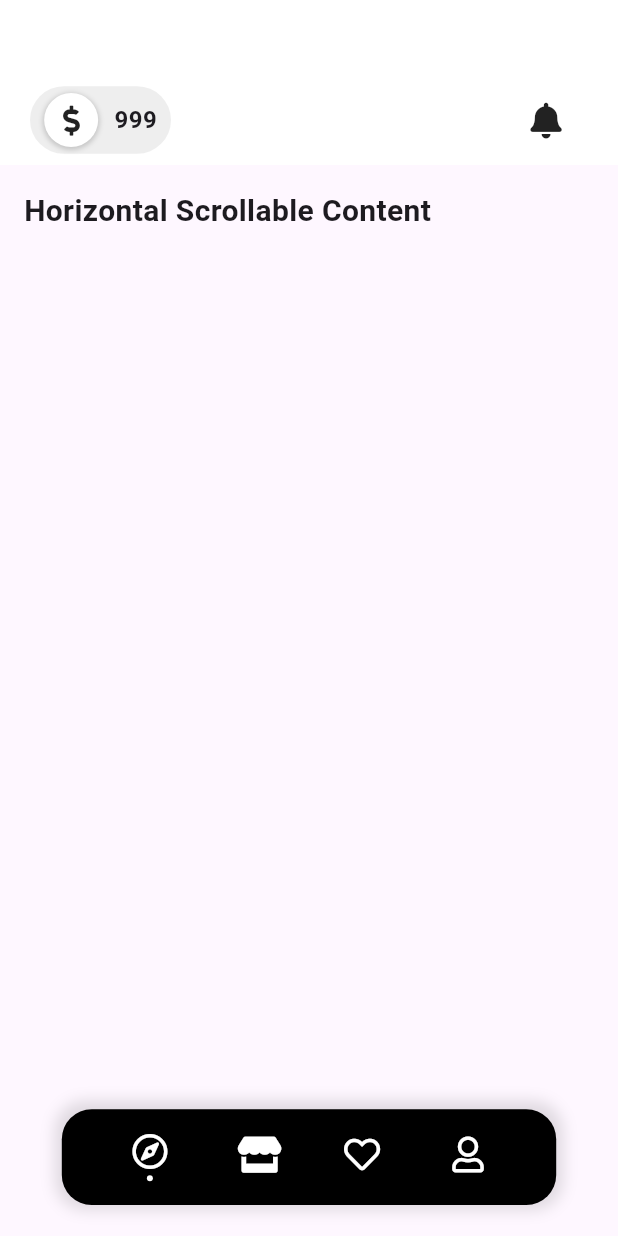
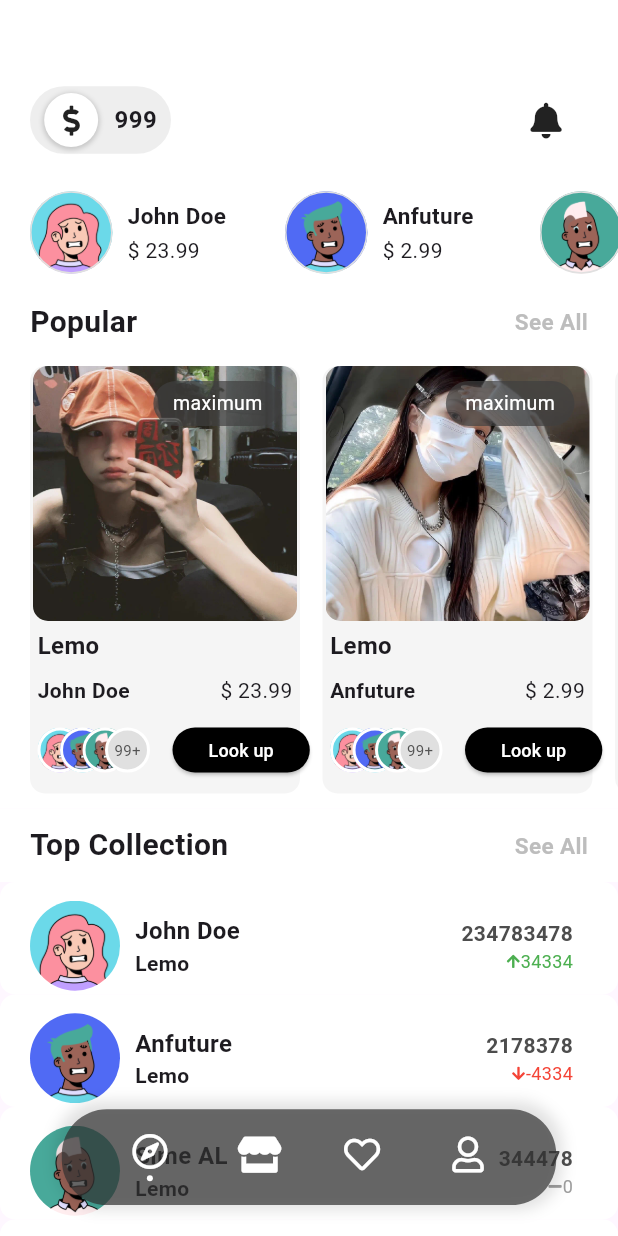
Before and after one commit to Figma-Design-Template/trendy_play-app, a Flutter app: the screen it shows after launch, on a phone screen of 412 x 824 dp. Run offline on Flutter 3.47's test engine with Material 2 defaults, Android fonts, the light colour scheme and no system bars; our stand-ins replace font_awesome_flutter.

Commit message:
feat: home

```diff
--- a/lib/data/data.dart
+++ b/lib/data/data.dart
@@ -25,6 +25,92 @@ List bottomBar = [
   ),
 ];
 
+List<Map<String, dynamic>> userData = [
+  {
+    'imgPath': 'assets/images/1.png',
+    'name': "John Doe",
+    'value': 23.99,
+    'isFav': false,
+  },
+  {
+    'imgPath': 'assets/images/2.png',
+    'name': "Anfuture",
+    'value': 2.99,
+    'isFav': false,
+  },
+  {
+    'imgPath': 'assets/images/3.png',
+    'name': "Sime AL",
+    'value': 223.99,
+    'isFav': false,
+  },
+  {
+    'imgPath': 'assets/images/4.png',
+    'name': "John Han",
+    'value': 23.99,
+    'isFav': false,
+  },
+  {
+    'imgPath': 'assets/images/5.png',
+    'name': "Jin Han",
+    'value': 123.99,
+    'isFav': false,
+  },
+];
+
+List<Map<String, dynamic>> popular = [
+  {
+    'avaImgPath': 'assets/images/1.png',
+    'imgPath': 'assets/images/example/popular1.png',
+    'name': "John Doe",
+    'description': 'Lemo ',
+    'value': 23.99,
+    'total': 234783478,
+    'change': 34334,
+    'isFav': false,
+  },
+  {
+    'avaImgPath': 'assets/images/2.png',
+    'imgPath': 'assets/images/example/popular2.png',
+    'name': "Anfuture",
+    'description': 'Lemo ',
+    'value': 2.99,
+    'total': 2178378,
+    'change': -4334,
+    'isFav': false,
+  },
+  {
+    'avaImgPath': 'assets/images/3.png',
+    'imgPath': 'assets/images/example/popular3.png',
+    'name': "Sime AL",
+    'description': 'Lemo',
+    'value': 223.99,
+    'total': 344478,
+    'change': 0,
+    'isFav': false,
+  },
+  {
+    'avaImgPath': 'assets/images/4.png',
+    'imgPath': 'assets/images/example/popular4.png',
+    'name': "John Han",
+    'description': 'Lemo ',
+    'value': 23.99,
+    'total': 87436,
+    'change': 3234,
+    'isFav': false,
+  },
+  {
+    'avaImgPath': 'assets/images/5.png',
+    'imgPath': 'assets/images/example/popular5.png',
+    'name': "Jin Han",
+    'description': 'Lemo ',
+    'value': 123.99,
+    'total': 4578,
+    'change': -99,
+    'isFav': false,
+  },
+];
+
 // Colors
 const kAvatarColor = Color(0xffffdbc9);
 const kPrimaryColor = Color(0xFFEEF7FF);
--- a/lib/layout/header.dart
+++ b/lib/layout/header.dart
@@ -15,7 +15,7 @@ class MySliverPersistentHeaderDelegate extends SliverPersistentHeaderDelegate {
           Container(
             width: 94,
             height: 45,
-            padding: EdgeInsets.all(4),
+            padding: const EdgeInsets.all(4),
             decoration: BoxDecoration(
               color: Colors.grey[200],
               borderRadius: BorderRadius.circular(50),
@@ -24,11 +24,11 @@ class MySliverPersistentHeaderDelegate extends SliverPersistentHeaderDelegate {
           ),
           Expanded(
             child: Container(
-              padding: EdgeInsets.all(16),
+              padding: const EdgeInsets.all(16),
             ),
           ),
           Container(
-            padding: EdgeInsets.all(16),
+            padding: const EdgeInsets.all(16),
             child: const Icon(
               FontAwesomeIcons.solidBell,
               size: 24,
--- a/lib/pages/home/home.dart
+++ b/lib/pages/home/home.dart
@@ -1,5 +1,9 @@
 import 'package:flutter/material.dart';
 import '../../layout/header.dart';
+import 'widget/home_user_recommend.dart';
+import '../../data/data.dart';
+import 'widget/popular_auctions.dart';
+import 'widget/top_collection.dart';
 
 class HomeWidget extends StatefulWidget {
   const HomeWidget({super.key});
@@ -19,13 +23,114 @@ class _HomeWidgetState extends State<HomeWidget> {
       ),
       SliverToBoxAdapter(
         child: Container(
-          padding: EdgeInsets.all(16),
-          child: const Text(
-            'Horizontal Scrollable Content',
-            style: TextStyle(fontSize: 20, fontWeight: FontWeight.bold),
+          padding: const EdgeInsets.only(top: 10),
+          height: 80,
+          color: Colors.white,
+          child: ListView.separated(
+            scrollDirection: Axis.horizontal,
+            itemCount: userData.length,
+            separatorBuilder: (context, index) =>
+                const SizedBox(width: 15), // Add a separator
+            itemBuilder: (context, index) {
+              return Home_user_recommend(
+                  index: index); // Pass the index parameter
+            },
           ),
         ),
       ),
+      SliverToBoxAdapter(
+        child: Container(
+          padding: const EdgeInsets.only(top: 10, bottom: 10),
+          color: Colors.white,
+          child: Column(
+            children: [
+              Row(
+                mainAxisAlignment: MainAxisAlignment.spaceBetween,
+                children: [
+                  Container(
+                    padding: const EdgeInsets.only(left: 20),
+                    child: const Text(
+                      'Popular',
+                      style: TextStyle(
+                        fontSize: 20,
+                        fontWeight: FontWeight.bold,
+                      ),
+                    ),
+                  ),
+                  Container(
+                    padding: const EdgeInsets.only(right: 20),
+                    child: Text(
+                      'See All',
+                      style: TextStyle(
+                        fontSize: 15,
+                        fontWeight: FontWeight.bold,
+                        color: Colors.grey[400],
+                      ),
+                    ),
+                  ),
+                ],
+              ),
+              Container(
+                padding: const EdgeInsets.only(top: 15),
+                height: 300,
+                child: ListView.separated(
+                  scrollDirection: Axis.horizontal,
+                  itemCount: popular.length,
+                  separatorBuilder: (context, index) =>
+                      const SizedBox(width: 15), // Add a separator
+                  itemBuilder: (context, index) {
+                    return PopularAuctions(
+                        index: index); // Pass the index parameter
+                  },
+                ),
+              ),
+            ],
+          ),
+        ),
+      ),
+      SliverToBoxAdapter(
+        child: Container(
+          padding: const EdgeInsets.only(top: 10, bottom: 10),
+          color: Colors.white,
+          child: Row(
+            mainAxisAlignment: MainAxisAlignment.spaceBetween,
+            children: [
+              Container(
+                padding: const EdgeInsets.only(left: 20),
+                child: const Text(
+                  'Top Collection',
+                  style: TextStyle(
+                    fontSize: 20,
+                    fontWeight: FontWeight.bold,
+                  ),
+                ),
+              ),
+              Container(
+                padding: const EdgeInsets.only(right: 20),
+                child: Text(
+                  'See All',
+                  style: TextStyle(
+                    fontSize: 15,
+                    fontWeight: FontWeight.bold,
+                    color: Colors.grey[400],
+                  ),
+                ),
+              ),
+            ],
+          ),
+        ),
+      ),
+      SliverList(
+        delegate: SliverChildBuilderDelegate(
+          (BuildContext context, int index) {
+            return TopCollection(index: index);
+          },
+          childCount: popular.length,
+        ),
+      ),
+      const SliverToBoxAdapter(
+        child: SizedBox(height: 100),
+      )
     ]));
   }
 }
--- /dev/null
+++ b/lib/pages/home/widget/home_user_recommend.dart
@@ -0,0 +1,60 @@
+import 'package:flutter/material.dart';
+import '../../../data/data.dart';
+
+class Home_user_recommend extends StatelessWidget {
+  const Home_user_recommend({
+    Key? key,
+    required this.index,
+  }) : super(key: key);
+
+  final int index;
+
+  @override
+  Widget build(BuildContext context) {
+    return Container(
+        child: Row(
+      children: [
+        Container(
+          width: 55,
+          height: 55,
+          margin: EdgeInsets.only(
+              left: index == 0 ? 20 : 0,
+              right: index == userData.length - 1 ? 20 : 0),
+          decoration: BoxDecoration(
+              borderRadius: BorderRadius.circular(30),
+              image: DecorationImage(
+                image: AssetImage(userData[index]['imgPath']),
+                fit: BoxFit.cover,
+              ),
+              border: Border.all(color: Colors.grey[300]!)),
+        ),
+        LayoutBuilder(
+          builder: (context, constraints) {
+            double maxWidth = constraints.maxWidth;
+            double contentWidth = maxWidth - 55 - 20 * 2 - 10;
+            double calculatedWidth = contentWidth.clamp(80.0, 100.0);
+
+            return Container(
+              width: calculatedWidth,
+              padding: const EdgeInsets.only(left: 10, top: 10, bottom: 10),
+              child: Column(
+                crossAxisAlignment: CrossAxisAlignment.start,
+                mainAxisAlignment: MainAxisAlignment.spaceEvenly,
+                children: [
+                  Text(
+                    userData[index]['name'],
+                    style: const TextStyle(
+                      fontSize: 15,
+                      fontWeight: FontWeight.bold,
+                    ),
+                  ),
+                  Text('\$ ${userData[index]['value']}'),
+                ],
+              ),
+            );
+          },
+        ),
+      ],
+    ));
+  }
+}
--- /dev/null
+++ b/lib/pages/home/widget/popular_auctions.dart
@@ -0,0 +1,221 @@
+import 'package:flutter/material.dart';
+import 'package:font_awesome_flutter/font_awesome_flutter.dart';
+import '../../../data/data.dart';
+
+class PopularAuctions extends StatefulWidget {
+  const PopularAuctions({super.key, required this.index});
+  final int index;
+
+  @override
+  State<PopularAuctions> createState() => _PopularAuctionsState();
+}
+
+class _PopularAuctionsState extends State<PopularAuctions> {
+  final double bgWidth = 30;
+
+  @override
+  Widget build(BuildContext context) {
+    return Container(
+      height: 250,
+      width: 180,
+      margin: EdgeInsets.only(
+          left: widget.index == 0 ? 20 : 0,
+          right: widget.index == userData.length - 1 ? 20 : 0),
+      decoration: BoxDecoration(
+          color: Colors.grey[100], borderRadius: BorderRadius.circular(10)),
+      child: Column(
+        children: [
+          Container(
+            height: 170,
+            width: 176,
+            decoration: BoxDecoration(
+              borderRadius: BorderRadius.circular(10),
+              image: DecorationImage(
+                image: AssetImage(popular[widget.index]['imgPath']),
+                fit: BoxFit.cover,
+              ),
+            ),
+            child: Stack(children: [
+              Positioned(
+                  top: 10,
+                  right: 10,
+                  child: Container(
+                    height: 30,
+                    alignment: Alignment.center,
+                    padding: const EdgeInsets.only(
+                        left: 13, right: 13, top: 5, bottom: 5),
+                    decoration: BoxDecoration(
+                      color: Color.fromARGB(255, 63, 63, 63).withOpacity(0.7),
+                      borderRadius: BorderRadius.circular(20),
+                    ),
+                    child: const Text(
+                      'maximum',
+                      style: TextStyle(fontSize: 13, color: Colors.white),
+                    ),
+                  ))
+            ]),
+          ),
+          Container(
+            padding: const EdgeInsets.only(top: 5, left: 5, right: 5),
+            alignment: Alignment.centerLeft,
+            child: Text(
+              popular[widget.index]['description'],
+              style: const TextStyle(
+                fontSize: 16,
+                fontWeight: FontWeight.bold,
+              ),
+            ),
+          ),
+          Container(
+            padding: const EdgeInsets.only(top: 8, left: 5, right: 5),
+            child: Row(
+              crossAxisAlignment: CrossAxisAlignment.start,
+              mainAxisAlignment: MainAxisAlignment.spaceBetween,
+              children: [
+                Text(
+                  popular[widget.index]['name'],
+                  style: const TextStyle(
+                    fontSize: 14,
+                    fontWeight: FontWeight.bold,
+                  ),
+                ),
+                Text('\$ ${popular[widget.index]['value']}'),
+              ],
+            ),
+          ),
+          SizedBox(height: 10),
+          _DescBtnWidget(context)
+        ],
+      ),
+    );
+  }
+
+  Container _DescBtnWidget(BuildContext context) {
+    return Container(
+        padding: const EdgeInsets.only(top: 5, left: 5, right: 5),
+        alignment: Alignment.centerLeft,
+        child: Row(
+          mainAxisAlignment: MainAxisAlignment.spaceBetween,
+          children: [
+            _ShowUser(context),
+            _LookCollectionBtn(context),
+          ],
+        ));
+  }
+
+  Container _ShowUser(BuildContext context) {
+    return Container(
+      height: bgWidth,
+      width: 90,
+      child: Stack(
+        children: [
+          Container(
+            height: bgWidth,
+            width: bgWidth,
+            decoration: BoxDecoration(
+              image: const DecorationImage(
+                image: AssetImage(
+                  'assets/images/1.png',
+                ),
+                fit: BoxFit.cover,
+              ),
+              border: Border.all(
+                color: Colors.white, // 边框颜色
+                width: 2.0, // 边框宽度
+              ),
+              borderRadius: BorderRadius.circular(20),
+            ),
+          ),
+          Positioned(
+              left: 15,
+              child: Container(
+                height: bgWidth,
+                width: bgWidth,
+                decoration: BoxDecoration(
+                  image: const DecorationImage(
+                    image: AssetImage(
+                      'assets/images/2.png',
+                    ),
+                    fit: BoxFit.cover,
+                  ),
+                  border: Border.all(
+                    color: Colors.white, // 边框颜色
+                    width: 2.0, // 边框宽度
+                  ),
+                  borderRadius: BorderRadius.circular(20),
+                ),
+              )),
+          Positioned(
+              left: 30,
+              child: Container(
+                height: bgWidth,
+                width: bgWidth,
+                decoration: BoxDecoration(
+                  image: const DecorationImage(
+                    image: AssetImage(
+                      'assets/images/3.png',
+                    ),
+                    fit: BoxFit.cover,
+                  ),
+                  border: Border.all(
+                    color: Colors.white, // 边框颜色
+                    width: 2.0, // 边框宽度
+                  ),
+                  borderRadius: BorderRadius.circular(20),
+                ),
+              )),
+          Positioned(
+            top: 0,
+            left: 45,
+            child: Container(
+              height: bgWidth,
+              width: bgWidth,
+              alignment: Alignment.center,
+              decoration: BoxDecoration(
+                color: Colors.grey[300],
+                borderRadius: BorderRadius.circular(20),
+                border: Border.all(
+                  color: Colors.white, // 边框颜色
+                  width: 2.0, // 边框宽度
+                ),
+              ),
+              child: const Text(
+                '99+',
+                style: TextStyle(
+                    color: Color.fromARGB(255, 83, 83, 83), fontSize: 10),
+              ),
+            ),
+          ),
+        ],
+      ),
+    );
+  }
+
+  Container _LookCollectionBtn(BuildContext context) {
+    return Container(
+      height: 30,
+      // padding: const EdgeInsets.only(left: 10),
+      child: ElevatedButton(
+          onPressed: () {},
+          style: ElevatedButton.styleFrom(
+            primary: Colors.black,
+            shape: RoundedRectangleBorder(
+              borderRadius: BorderRadius.circular(20),
+            ),
+          ),
+          child: Row(
+            children: const <Widget>[
+              Text(
+                'Look up',
+                style: TextStyle(fontSize: 12, color: Colors.white),
+              ),
+              // Icon(
+              //   FontAwesomeIcons.arrowRight,
+              //   color: Colors.white,
+              //   size: 16,
+              // ),
+            ],
+          )),
+    );
+  }
+}
--- /dev/null
+++ b/lib/pages/home/widget/top_collection.dart
@@ -0,0 +1,113 @@
+import 'package:flutter/material.dart';
+import 'package:font_awesome_flutter/font_awesome_flutter.dart';
+import '../../../data/data.dart';
+
+class TopCollection extends StatefulWidget {
+  const TopCollection({super.key, required this.index});
+  final int index;
+
+  @override
+  State<TopCollection> createState() => _TopCollectionState();
+}
+
+class _TopCollectionState extends State<TopCollection> {
+  @override
+  Widget build(BuildContext context) {
+    return Container(
+      height: 75,
+      padding: const EdgeInsets.only(left: 20, right: 20, top: 10),
+      decoration: BoxDecoration(
+        borderRadius: BorderRadius.circular(10),
+        color: Colors.white,
+      ),
+      child: Row(
+        children: [
+          Container(
+            height: 60,
+            width: 60,
+            decoration: BoxDecoration(
+              borderRadius: BorderRadius.circular(30),
+              image: DecorationImage(
+                image: AssetImage(popular[widget.index]['avaImgPath']),
+                fit: BoxFit.cover,
+              ),
+            ),
+          ),
+          Container(
+            padding: const EdgeInsets.only(left: 10),
+            child: Column(
+              crossAxisAlignment: CrossAxisAlignment.start,
+              mainAxisAlignment: MainAxisAlignment.center,
+              children: [
+                Text(
+                  popular[widget.index]['name'],
+                  style: const TextStyle(
+                    fontSize: 16,
+                    fontWeight: FontWeight.bold,
+                  ),
+                ),
+                Text(
+                  popular[widget.index]['description'],
+                  style: const TextStyle(
+                    fontSize: 14,
+                    fontWeight: FontWeight.bold,
+                  ),
+                ),
+              ],
+            ),
+          ),
+          const Spacer(),
+          Container(
+            padding: const EdgeInsets.only(right: 10, top: 4, bottom: 4),
+            child: Column(
+              crossAxisAlignment: CrossAxisAlignment.end,
+              mainAxisAlignment: MainAxisAlignment.center,
+              children: [
+                Container(
+                    alignment: Alignment.centerRight,
+                    child: Text(
+                      '${popular[widget.index]['total']}',
+                      style: const TextStyle(
+                        fontSize: 14,
+                        color: Color.fromRGBO(77, 77, 77, 1),
+                        fontWeight: FontWeight.bold,
+                      ),
+                    )),
+                Row(
+                  children: [
+                    Icon(
+                      popular[widget.index]['change'] > 0
+                          ? FontAwesomeIcons.arrowUp
+                          : popular[widget.index]['change'] == 0
+                              ? FontAwesomeIcons.minus
+                              : FontAwesomeIcons.arrowDown,
+                      color: popular[widget.index]['change'] > 0
+                          ? Colors.green
+                          : popular[widget.index]['change'] == 0
+                              ? Colors.grey
+                              : Colors.red,
+                      size: 10,
+                    ),
+                    Container(
+                        alignment: Alignment.centerRight,
+                        child: Text(
+                          '${popular[widget.index]['change']}',
+                          style: TextStyle(
+                            fontSize: 12,
+                            color: popular[widget.index]['change'] > 0
+                                ? Colors.green
+                                : popular[widget.index]['change'] == 0
+                                    ? Colors.grey
+                                    : Colors.red,
+                          ),
+                        ))
+                  ],
+                )
+              ],
+            ),
+          ),
+        ],
+      ),
+    );
+  }
+}
--- a/lib/router/routing.dart
+++ b/lib/router/routing.dart
@@ -41,16 +41,16 @@ class _RoutingState extends State<Routing> {
             bottom: displayWidth * .05),
         height: displayWidth * .155,
         alignment: Alignment.center,
-        decoration: const BoxDecoration(
-            boxShadow: [
+        decoration: BoxDecoration(
+            boxShadow: const [
               BoxShadow(
                   color: Colors.black12,
                   offset: Offset(0, -1),
                   blurRadius: 8,
                   spreadRadius: 4)
             ],
-            color: Colors.black,
-            borderRadius: BorderRadius.all(Radius.circular(20))),
+            color: Color.fromARGB(255, 49, 49, 49).withOpacity(0.7),
+            borderRadius: const BorderRadius.all(Radius.circular(30))),
         child: ClipRRect(
           borderRadius: const BorderRadius.all(Radius.circular(20)),
           child: BackdropFilter(
```
Also changed, not shown: pubspec.yaml (+4 -3 lines), assets/images/example/IMG_4336.JPG (deleted), assets/images/example/IMG_4346.JPG (deleted), assets/images/example/popular1.png (renamed from assets/images/example/IMG_4324.JPG), assets/images/example/popular2.png (added), assets/images/example/popular3.png (added), assets/images/example/popular4.png (renamed from assets/images/example/IMG_4326.JPG), assets/images/example/popular5.png (added).
